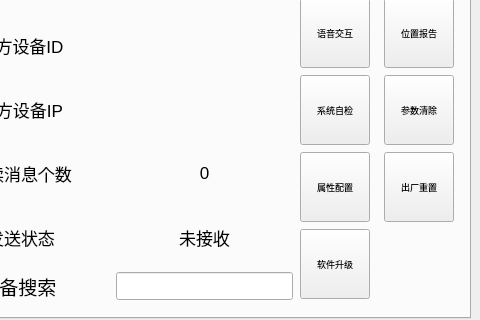
Before: the Qt Designer form UI/mainWindow.ui in 413180794/EPLRS_station, drawn with Qt 5; both pictures show x 540 to 1020 and y 272 to 592 of the 1020 by 592 pixel window.
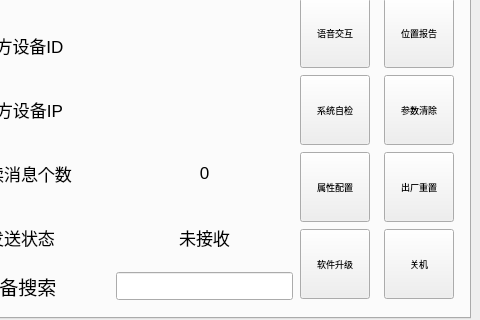
After: the same form once the commit is applied. The open tabs and pages were chosen to show the change. Icons and pictures are not drawn.

Commit message: 增加关机

What changed in the file:
```diff
--- a/UI/mainWindow.ui
+++ b/UI/mainWindow.ui
@@ -707,6 +707,46 @@
          </property>
         </widget>
        </item>
+       <item row="4" column="1">
+        <widget class="QToolButton" name="shut_down_button">
+         <property name="sizePolicy">
+          <sizepolicy hsizetype="Fixed" vsizetype="Fixed">
+           <horstretch>0</horstretch>
+           <verstretch>0</verstretch>
+          </sizepolicy>
+         </property>
+         <property name="minimumSize">
+          <size>
+           <width>70</width>
+           <height>70</height>
+          </size>
+         </property>
+         <property name="font">
+          <font>
+           <pointsize>7</pointsize>
+          </font>
+         </property>
+         <property name="styleSheet">
+          <string notr="true"/>
+         </property>
+         <property name="text">
+          <string>关机</string>
+         </property>
+         <property name="icon">
+          <iconset resource="../resource/DTresource.qrc">
+           <normaloff>:/resource/关机.png</normaloff>:/resource/关机.png</iconset>
+         </property>
+         <property name="iconSize">
+          <size>
+           <width>60</width>
+           <height>60</height>
+          </size>
+         </property>
+         <property name="toolButtonStyle">
+          <enum>Qt::ToolButtonTextUnderIcon</enum>
+         </property>
+        </widget>
+       </item>
       </layout>
      </widget>
     </widget>
```
Left out of the diff: 2 changed lines with no effect on the pictures. The commit also changes 6 other files.
